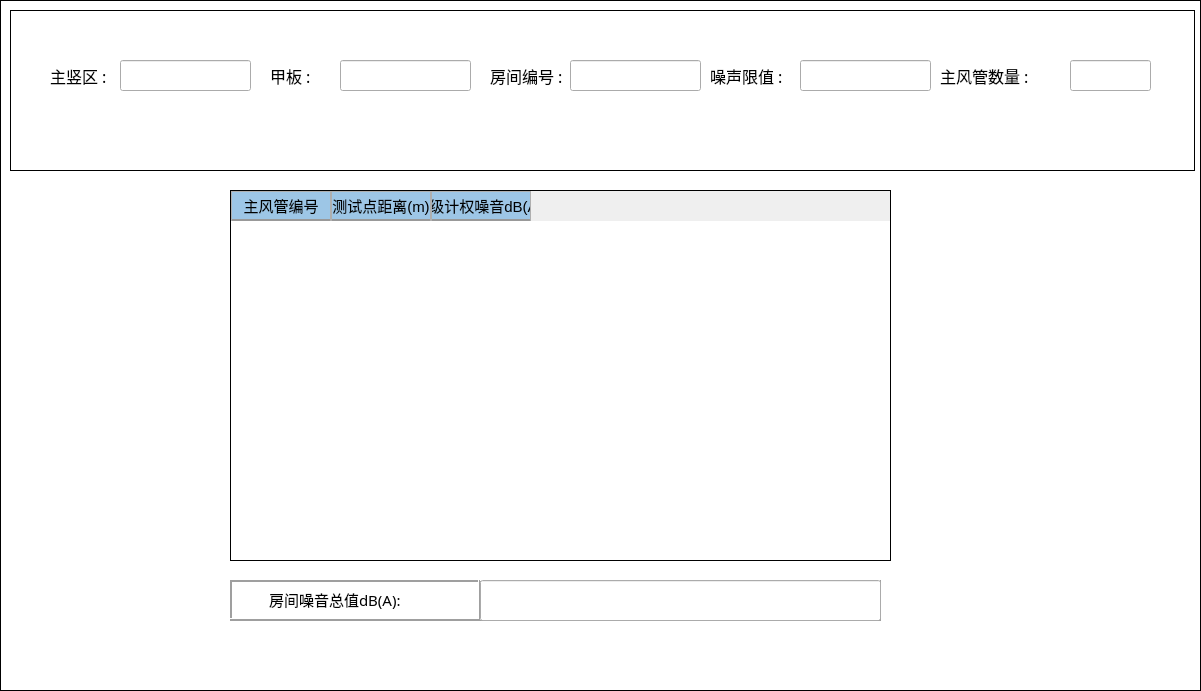
First picture: the form in NoiseCalSoft/roomCal/room_cal_total.ui, repository haobana/NoiCal, before the edit.
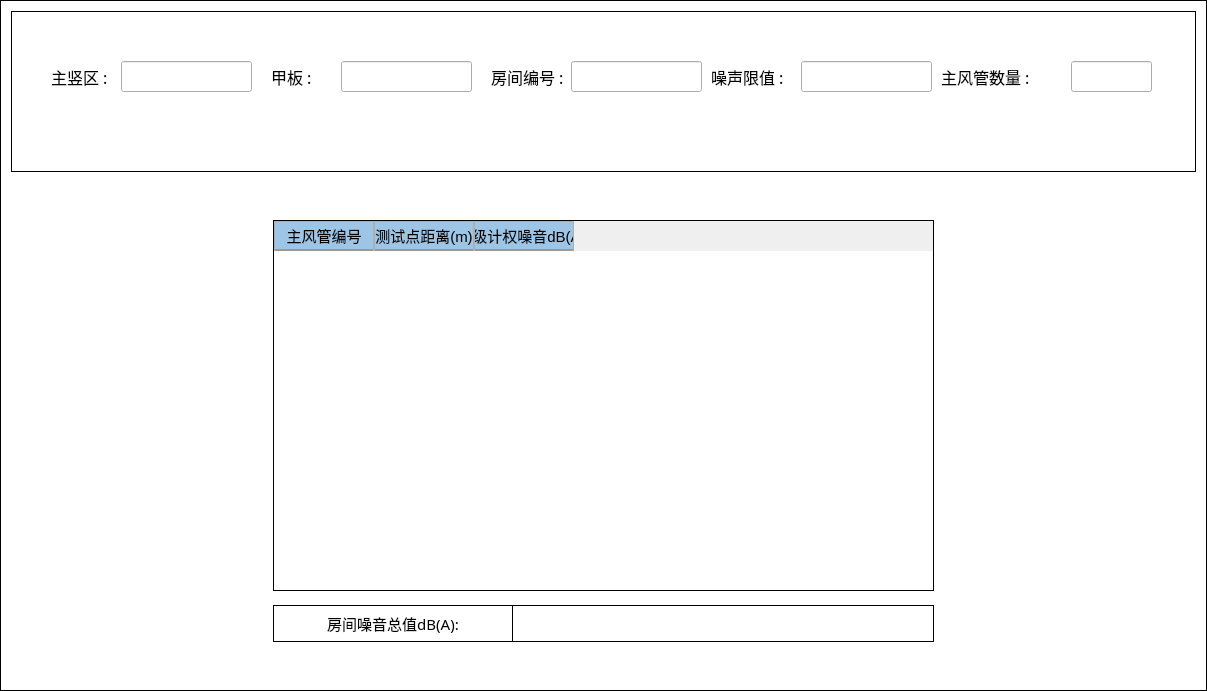
Second picture: the form after the edit.

What changed in the file:
```diff
--- a/NoiseCalSoft/roomCal/room_cal_total.ui
+++ b/NoiseCalSoft/roomCal/room_cal_total.ui
@@ -20,14 +20,23 @@
 	border:1px solid black;
 }</string>
   </property>
+  <layout class="QVBoxLayout" name="verticalLayout">
+   <property name="spacing">
+    <number>12</number>
+   </property>
+   <item alignment="Qt::AlignHCenter">
   <widget class="QWidget" name="widget_info" native="true">
-   <property name="geometry">
-    <rect>
-     <x>10</x>
-     <y>10</y>
+     <property name="minimumSize">
+      <size>
      <width>1185</width>
      <height>161</height>
-    </rect>
+      </size>
+     </property>
+     <property name="maximumSize">
+      <size>
+       <width>1185</width>
+       <height>161</height>
+      </size>
    </property>
    <property name="styleSheet">
     <string notr="true">#widget_info
@@ -193,14 +202,33 @@
     </property>
    </widget>
   </widget>
+   </item>
+   <item>
+    <spacer name="verticalSpacer_2">
+     <property name="orientation">
+      <enum>Qt::Vertical</enum>
+     </property>
+     <property name="sizeHint" stdset="0">
+      <size>
+       <width>20</width>
+       <height>40</height>
+      </size>
+     </property>
+    </spacer>
+   </item>
+   <item alignment="Qt::AlignHCenter">
   <widget class="QTableWidget" name="tableWidget">
-   <property name="geometry">
-    <rect>
-     <x>230</x>
-     <y>190</y>
+     <property name="minimumSize">
+      <size>
      <width>661</width>
      <height>371</height>
-    </rect>
+      </size>
+     </property>
+     <property name="maximumSize">
+      <size>
+       <width>661</width>
+       <height>371</height>
+      </size>
    </property>
    <property name="styleSheet">
     <string notr="true">/*设置标题(包括垂直+水平的)*/
@@ -277,67 +305,99 @@
     </property>
    </column>
   </widget>
-  <widget class="QFrame" name="frame">
-   <property name="geometry">
-    <rect>
-     <x>230</x>
-     <y>580</y>
-     <width>651</width>
+   </item>
+   <item alignment="Qt::AlignHCenter">
+    <widget class="QWidget" name="widget" native="true">
+     <property name="minimumSize">
+      <size>
+       <width>661</width>
      <height>41</height>
-    </rect>
-   </property>
-   <property name="frameShape">
-    <enum>QFrame::Box</enum>
-   </property>
-   <property name="frameShadow">
-    <enum>QFrame::Raised</enum>
-   </property>
-   <widget class="QLineEdit" name="lineEdit_8">
-    <property name="geometry">
-     <rect>
-      <x>250</x>
-      <y>0</y>
-      <width>401</width>
-      <height>41</height>
-     </rect>
-    </property>
-   </widget>
-   <widget class="QFrame" name="frame_2">
-    <property name="geometry">
-     <rect>
-      <x>-1</x>
-      <y>-1</y>
-      <width>251</width>
-      <height>41</height>
-     </rect>
-    </property>
-    <property name="frameShape">
-     <enum>QFrame::Box</enum>
-    </property>
-    <property name="frameShadow">
-     <enum>QFrame::Raised</enum>
-    </property>
+      </size>
+     </property>
+     <property name="maximumSize">
+      <size>
+       <width>661</width>
+       <height>41</height>
+      </size>
+     </property>
+     <layout class="QHBoxLayout" name="horizontalLayout_2" stretch="4,7">
+      <property name="spacing">
+       <number>0</number>
+      </property>
+      <property name="leftMargin">
+       <number>0</number>
+      </property>
+      <property name="topMargin">
+       <number>2</number>
+      </property>
+      <property name="rightMargin">
+       <number>0</number>
+      </property>
+      <property name="bottomMargin">
+       <number>2</number>
+      </property>
+      <item>
     <widget class="QLabel" name="label_cg3">
-     <property name="geometry">
-      <rect>
-       <x>40</x>
-       <y>5</y>
-       <width>191</width>
-       <height>31</height>
-      </rect>
-     </property>
      <property name="font">
       <font>
        <family>黑体</family>
        <pointsize>11</pointsize>
       </font>
      </property>
+        <property name="frameShape">
+         <enum>QFrame::Box</enum>
+        </property>
      <property name="text">
       <string>房间噪音总值dB(A):</string>
      </property>
-    </widget>
-   </widget>
-  </widget>
+        <property name="alignment">
+         <set>Qt::AlignCenter</set>
+        </property>
+       </widget>
+      </item>
+      <item>
+       <widget class="QLineEdit" name="lineEdit_8">
+        <property name="sizePolicy">
+         <sizepolicy hsizetype="Expanding" vsizetype="Expanding">
+          <horstretch>0</horstretch>
+          <verstretch>0</verstretch>
+         </sizepolicy>
+        </property>
+        <property name="font">
+         <font>
+          <family>黑体</family>
+          <pointsize>12</pointsize>
+         </font>
+        </property>
+        <property name="styleSheet">
+         <string notr="true">border: 1px solid black ;
+border-left:none;</string>
+        </property>
+        <property name="text">
+         <string/>
+        </property>
+        <property name="readOnly">
+         <bool>true</bool>
+        </property>
+       </widget>
+      </item>
+     </layout>
+    </widget>
+   </item>
+   <item>
+    <spacer name="verticalSpacer">
+     <property name="orientation">
+      <enum>Qt::Vertical</enum>
+     </property>
+     <property name="sizeHint" stdset="0">
+      <size>
+       <width>20</width>
+       <height>40</height>
+      </size>
+     </property>
+    </spacer>
+   </item>
+  </layout>
  </widget>
  <resources/>
  <connections/>
```
Lines whose indentation alone changed are shown as unchanged.
